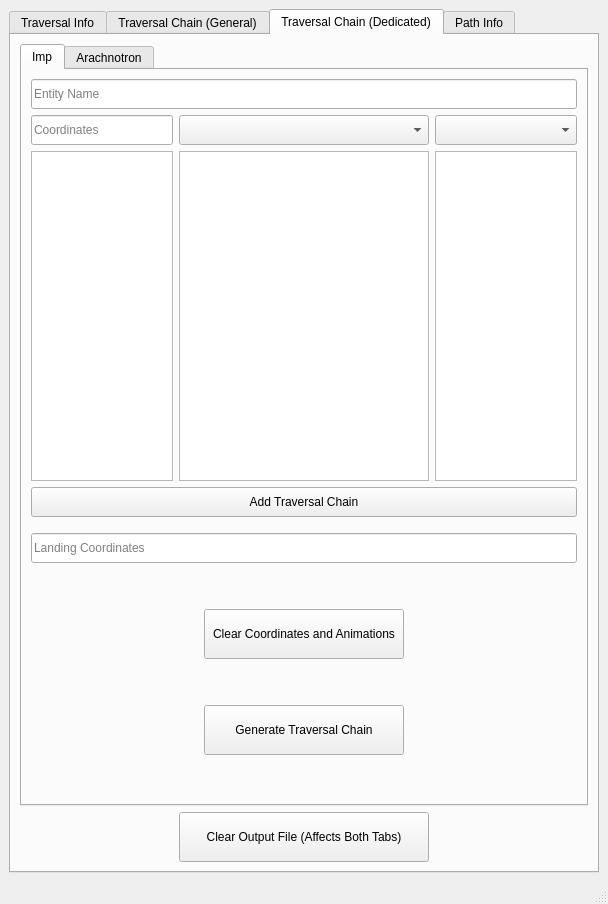
elizabethany/TraversalMaykr-Cpp-GUI, file mainwindow.ui: the form before one commit.
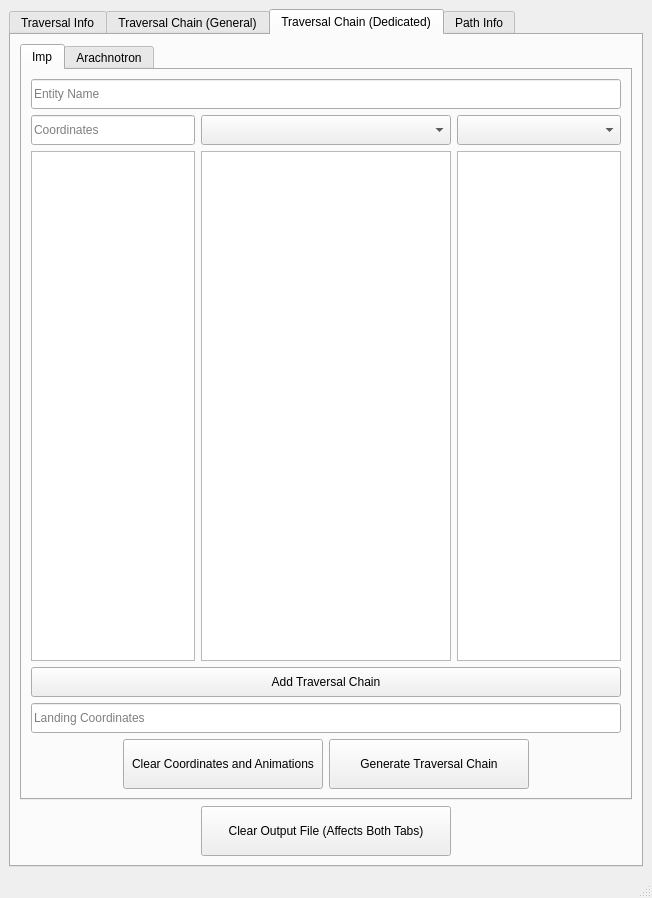
The form after the commit. The open tabs and pages were chosen to show the change. Icons and pictures are not drawn.

Commit message: repositioned some buttons in latter tabs for consistency fixed alignment issues

What changed in the file:
```diff
--- a/mainwindow.ui
+++ b/mainwindow.ui
@@ -6,8 +6,8 @@
    <rect>
     <x>0</x>
     <y>0</y>
-    <width>608</width>
-    <height>904</height>
+    <width>652</width>
+    <height>898</height>
    </rect>
   </property>
   <property name="sizePolicy">
@@ -1407,13 +1407,29 @@
              <attribute name="title">
               <string>Imp</string>
              </attribute>
-             <layout class="QVBoxLayout" name="verticalLayout_7" stretch="0,0">
+             <layout class="QVBoxLayout" name="verticalLayout_7">
               <item>
-               <layout class="QGridLayout" name="gridLayout_11">
-                <property name="sizeConstraint">
-                 <enum>QLayout::SetMaximumSize</enum>
-                </property>
-                <item row="1" column="2">
+               <layout class="QGridLayout" name="gridLayout_9">
+                <item row="2" column="0">
+                 <widget class="QListWidget" name="listWidget_hangCoordsImp">
+                  <property name="sizePolicy">
+                   <sizepolicy hsizetype="Expanding" vsizetype="Expanding">
+                    <horstretch>0</horstretch>
+                    <verstretch>0</verstretch>
+                   </sizepolicy>
+                  </property>
+                  <property name="minimumSize">
+                   <size>
+                    <width>0</width>
+                    <height>0</height>
+                   </size>
+                  </property>
+                 </widget>
+                </item>
+                <item row="2" column="1" colspan="2">
+                 <widget class="QListWidget" name="listWidget_hangLinkImp"/>
+                </item>
+                <item row="1" column="3">
                  <widget class="QComboBox" name="comboBox_idleAnimsImp">
                   <property name="sizePolicy">
                    <sizepolicy hsizetype="Preferred" vsizetype="Preferred">
@@ -1434,45 +1450,13 @@
                   </property>
                  </widget>
                 </item>
-                <item row="2" column="2">
+                <item row="2" column="3">
                  <widget class="QListWidget" name="listWidget_hangIdleImp"/>
                 </item>
-                <item row="4" column="0" colspan="3">
-                 <spacer name="verticalSpacer_17">
-                  <property name="orientation">
-                   <enum>Qt::Vertical</enum>
-                  </property>
-                  <property name="sizeType">
-                   <enum>QSizePolicy::Maximum</enum>
-                  </property>
-                  <property name="sizeHint" stdset="0">
-                   <size>
-                    <width>20</width>
-                    <height>10</height>
-                   </size>
-                  </property>
-                 </spacer>
-                </item>
-                <item row="10" column="0">
-                 <spacer name="verticalSpacer_10">
-                  <property name="orientation">
-                   <enum>Qt::Vertical</enum>
-                  </property>
-                  <property name="sizeType">
-                   <enum>QSizePolicy::Maximum</enum>
-                  </property>
-                  <property name="sizeHint" stdset="0">
-                   <size>
-                    <width>20</width>
-                    <height>40</height>
-                   </size>
-                  </property>
-                 </spacer>
-                </item>
-                <item row="2" column="0">
-                 <widget class="QListWidget" name="listWidget_hangCoordsImp">
+                <item row="0" column="0" colspan="4">
+                 <widget class="QLineEdit" name="inputEntityNameHangImp">
                   <property name="sizePolicy">
-                   <sizepolicy hsizetype="Expanding" vsizetype="MinimumExpanding">
+                   <sizepolicy hsizetype="Expanding" vsizetype="Preferred">
                     <horstretch>0</horstretch>
                     <verstretch>0</verstretch>
                    </sizepolicy>
@@ -1480,15 +1464,40 @@
                   <property name="minimumSize">
                    <size>
                     <width>0</width>
-                    <height>100</height>
+                    <height>30</height>
                    </size>
+                  </property>
+                  <property name="placeholderText">
+                   <string>Entity Name</string>
+                  </property>
+                 </widget>
+                </item>
+                <item row="5" column="0" colspan="2" alignment="Qt::AlignRight">
+                 <widget class="QPushButton" name="pushButton_clearHangImp">
+                  <property name="sizePolicy">
+                   <sizepolicy hsizetype="Preferred" vsizetype="Preferred">
+                    <horstretch>0</horstretch>
+                    <verstretch>0</verstretch>
+                   </sizepolicy>
+                  </property>
+                  <property name="minimumSize">
+                   <size>
+                    <width>200</width>
+                    <height>50</height>
+                   </size>
+                  </property>
+                  <property name="toolTip">
+                   <string>Clears the inputs entered above</string>
+                  </property>
+                  <property name="text">
+                   <string>Clear Coordinates and Animations</string>
                   </property>
                  </widget>
                 </item>
                 <item row="1" column="0">
                  <widget class="QLineEdit" name="inputCoordsHangImp">
                   <property name="sizePolicy">
-                   <sizepolicy hsizetype="Expanding" vsizetype="Preferred">
+                   <sizepolicy hsizetype="Preferred" vsizetype="Preferred">
                     <horstretch>0</horstretch>
                     <verstretch>0</verstretch>
                    </sizepolicy>
@@ -1507,7 +1516,30 @@
                   </property>
                  </widget>
                 </item>
-                <item row="11" column="0" colspan="3" alignment="Qt::AlignHCenter">
+                <item row="3" column="0" colspan="4">
+                 <widget class="QPushButton" name="pushButton_addChain_Imp">
+                  <property name="sizePolicy">
+                   <sizepolicy hsizetype="Minimum" vsizetype="Preferred">
+                    <horstretch>0</horstretch>
+                    <verstretch>0</verstretch>
+                   </sizepolicy>
+                  </property>
+                  <property name="minimumSize">
+                   <size>
+                    <width>0</width>
+                    <height>30</height>
+                   </size>
+                  </property>
+                  <property name="toolTip">
+                   <string>Click this once you have entered coordinates and picked the animations.
+This is disabled if you haven't done so.</string>
+                  </property>
+                  <property name="text">
+                   <string>Add Traversal Chain</string>
+                  </property>
+                 </widget>
+                </item>
+                <item row="5" column="2" colspan="2" alignment="Qt::AlignLeft">
                  <widget class="QPushButton" name="pushButtonToMakeHangImp">
                   <property name="sizePolicy">
                    <sizepolicy hsizetype="Minimum" vsizetype="Preferred">
@@ -1530,7 +1562,7 @@
                   </property>
                  </widget>
                 </item>
-                <item row="1" column="1">
+                <item row="1" column="1" colspan="2">
                  <widget class="QComboBox" name="comboBox_linkAnimsImp">
                   <property name="sizePolicy">
                    <sizepolicy hsizetype="Preferred" vsizetype="Preferred">
@@ -1552,7 +1584,7 @@
                   </property>
                  </widget>
                 </item>
-                <item row="7" column="0" colspan="3">
+                <item row="4" column="0" colspan="4">
                  <widget class="QLineEdit" name="inputCoordsLandImp">
                   <property name="sizePolicy">
                    <sizepolicy hsizetype="Expanding" vsizetype="Preferred">
@@ -1574,107 +1606,8 @@
                   </property>
                  </widget>
                 </item>
-                <item row="2" column="1">
-                 <widget class="QListWidget" name="listWidget_hangLinkImp"/>
-                </item>
-                <item row="8" column="0" colspan="3">
-                 <spacer name="verticalSpacer_22">
-                  <property name="orientation">
-                   <enum>Qt::Vertical</enum>
-                  </property>
-                  <property name="sizeType">
-                   <enum>QSizePolicy::Maximum</enum>
-                  </property>
-                  <property name="sizeHint" stdset="0">
-                   <size>
-                    <width>20</width>
-                    <height>40</height>
-                   </size>
-                  </property>
-                 </spacer>
-                </item>
-                <item row="3" column="0" colspan="3">
-                 <widget class="QPushButton" name="pushButton_addChain_Imp">
-                  <property name="sizePolicy">
-                   <sizepolicy hsizetype="Minimum" vsizetype="Preferred">
-                    <horstretch>0</horstretch>
-                    <verstretch>0</verstretch>
-                   </sizepolicy>
-                  </property>
-                  <property name="minimumSize">
-                   <size>
-                    <width>0</width>
-                    <height>30</height>
-                   </size>
-                  </property>
-                  <property name="toolTip">
-                   <string>Click this once you have entered coordinates and picked the animations.
-This is disabled if you haven't done so.</string>
-                  </property>
-                  <property name="text">
-                   <string>Add Traversal Chain</string>
-                  </property>
-                 </widget>
-                </item>
-                <item row="9" column="0" colspan="3" alignment="Qt::AlignHCenter">
-                 <widget class="QPushButton" name="pushButton_clearHangImp">
-                  <property name="sizePolicy">
-                   <sizepolicy hsizetype="Preferred" vsizetype="Preferred">
-                    <horstretch>0</horstretch>
-                    <verstretch>0</verstretch>
-                   </sizepolicy>
-                  </property>
-                  <property name="minimumSize">
-                   <size>
-                    <width>200</width>
-                    <height>50</height>
-                   </size>
-                  </property>
-                  <property name="toolTip">
-                   <string>Clears the inputs entered above</string>
-                  </property>
-                  <property name="text">
-                   <string>Clear Coordinates and Animations</string>
-                  </property>
-                 </widget>
-                </item>
-                <item row="0" column="0" colspan="3">
-                 <widget class="QLineEdit" name="inputEntityNameHangImp">
-                  <property name="sizePolicy">
-                   <sizepolicy hsizetype="Expanding" vsizetype="Preferred">
-                    <horstretch>0</horstretch>
-                    <verstretch>0</verstretch>
-                   </sizepolicy>
-                  </property>
-                  <property name="minimumSize">
-                   <size>
-                    <width>0</width>
-                    <height>30</height>
-                   </size>
-                  </property>
-                  <property name="placeholderText">
-                   <string>Entity Name</string>
-                  </property>
-                 </widget>
-                </item>
                </layout>
               </item>
-              <item>
-               <spacer name="verticalSpacer_26">
-                <property name="orientation">
-                 <enum>Qt::Vertical</enum>
-                </property>
-                <property name="sizeType">
-                 <enum>QSizePolicy::Preferred</enum>
-                </property>
-                <property name="sizeHint" stdset="0">
-                 <size>
-                  <width>20</width>
-                  <height>40</height>
-                 </size>
-                </property>
-               </spacer>
-              </item>
              </layout>
             </widget>
             <widget class="QWidget" name="tab_4">
```
Left out of the diff: 1272 changed lines with no effect on the pictures. The commit also changes 1 other file.
